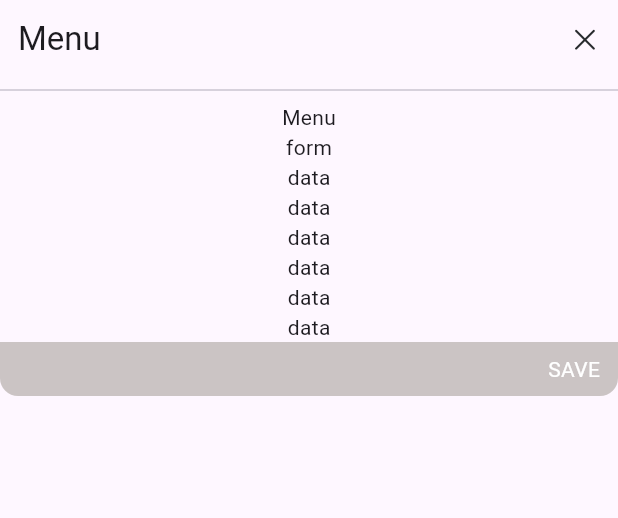
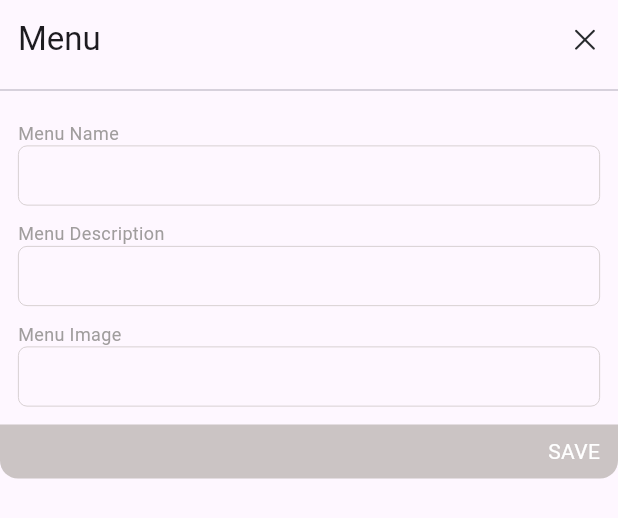
Before and after one commit to Ozberksenn/stock_management, a Flutter app: the FormView widget shown alone on an empty page, opened directly, on a phone screen of 412 x 824 dp. Shown: the top 518 px of the screen. Run offline on Flutter 3.47's test engine with Material 3 defaults, Android fonts, the phone set to English and light mode, and no system bars; drawn by our look-alikes of flutter_form_builder; our stand-ins replace dio, go_router, iconsax; missing offline and left inert: form_builder_extra_fields; network calls fail.

Commit message:
menu form

```diff
--- a/backofficestock/lib/product/constants/api_constants.dart
+++ b/backofficestock/lib/product/constants/api_constants.dart
@@ -33,6 +33,9 @@ final class AppFonts {
   static final TextStyle greylabelSmall = AppTheme
       .lightTheme.textTheme.labelSmall!
       .copyWith(color: const Color.fromARGB(255, 160, 157, 157));
+  static final TextStyle formLabelStyle = AppTheme
+      .lightTheme.textTheme.labelSmall!
+      .copyWith(fontSize: 12, color: const Color.fromARGB(255, 160, 157, 157));
 }
 
 @immutable
--- a/backofficestock/lib/view/form/form_view.dart
+++ b/backofficestock/lib/view/form/form_view.dart
@@ -1,3 +1,4 @@
+import 'package:backofficestock/core/widget/padding.dart';
 import 'package:backofficestock/view/stock/stock_form/menu_form.dart';
 import 'package:flutter/material.dart';
 import 'package:flutter_form_builder/flutter_form_builder.dart';
@@ -16,10 +17,12 @@ class FormView extends StatelessWidget {
       child: Column(children: [
         SizedBox(
           child: Column(
+            crossAxisAlignment: CrossAxisAlignment.start,
             children: [
               FormTitle(title: title),
               const Divider(),
-              body(route ?? '')
+              CustomPaddings.customPadding(
+                  value: 12.0, child: body(route ?? ''))
             ],
           ),
         ),
--- /dev/null
+++ b/backofficestock/lib/view/form/widgets/form_label.dart
@@ -0,0 +1,15 @@
+import 'package:backofficestock/product/constants/api_constants.dart';
+import 'package:flutter/material.dart';
+
+class FormLabel extends StatelessWidget {
+  final String text;
+  const FormLabel({super.key, required this.text});
+
+  @override
+  Widget build(BuildContext context) {
+    return Text(
+      text,
+      style: AppFonts.formLabelStyle,
+    );
+  }
+}
--- a/backofficestock/lib/view/stock/stock_form/menu_form.dart
+++ b/backofficestock/lib/view/stock/stock_form/menu_form.dart
@@ -1,3 +1,6 @@
+import 'package:backofficestock/core/widget/padding.dart';
+import 'package:backofficestock/product/editors/form_text_field.dart';
+import 'package:backofficestock/view/form/widgets/form_label.dart';
 import 'package:flutter/material.dart';
 
 class MenuForm extends StatelessWidget {
@@ -5,15 +8,18 @@ class MenuForm extends StatelessWidget {
 
   @override
   Widget build(BuildContext context) {
-    return Column(children: [
-      Text("Menu"),
-      Text("form"),
-      Text("data"),
-      Text("data"),
-      Text("data"),
-      Text("data"),
-      Text("data"),
-      Text("data")
-    ]);
+    return const Column(
+        mainAxisAlignment: MainAxisAlignment.start,
+        crossAxisAlignment: CrossAxisAlignment.start,
+        children: [
+          FormLabel(text: "Menu Name"),
+          FormTextField(name: "MENUNAME"),
+          CustomSizedBox.paddingHeight(heightValue: 10),
+          FormLabel(text: "Menu Description"),
+          FormTextField(name: "MENUDESCRIPTION"),
+          CustomSizedBox.paddingHeight(heightValue: 10),
+          FormLabel(text: "Menu Image"),
+          FormTextField(name: "MENUIMAGE"),
+        ]);
   }
 }
```
